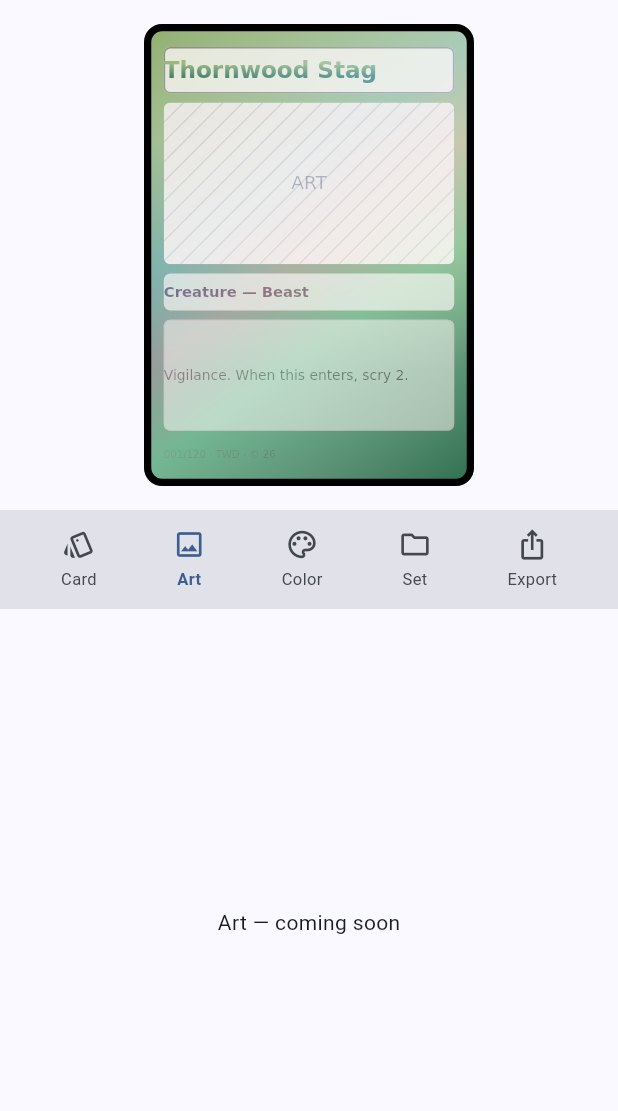
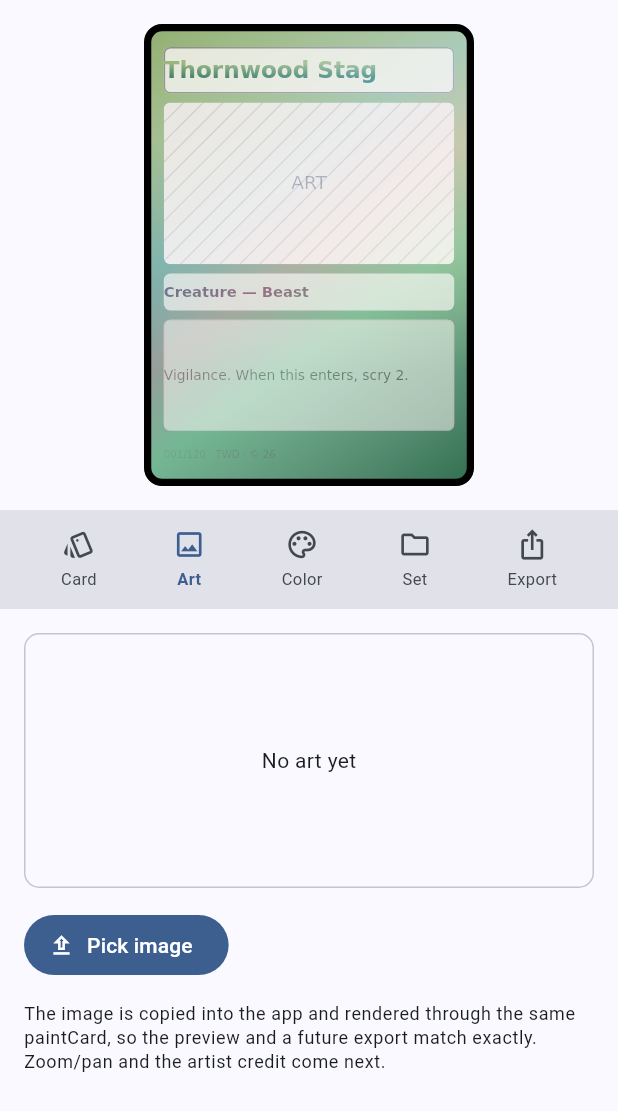
Before and after one commit to tionard/cardboardpress, a Flutter app: the CardEditorScreen widget shown alone on an empty page, opened directly, after a tap on "Art", on a phone screen of 412 x 824 dp. Shown: the top 1111 px of the screen. Run offline on Flutter 3.47's test engine with Material 3 defaults, Android fonts, the phone set to English and light mode, and no system bars; our stand-ins replace drift, drift_flutter, file_picker, flutter_riverpod; accounts and stored records are empty; generated files the repository leaves out were written again.

Commit message:
added image upload

```diff
--- /dev/null
+++ b/lib/data/image_store.dart
@@ -0,0 +1,39 @@
+// lib/data/image_store.dart
+//
+// Stores picked art as files in the app's documents directory and refers to
+// them by a generated id (the filename). Cards keep only the id in their JSON
+// content, so the database stays small and images live on disk.
+
+import 'dart:io';
+import 'dart:typed_data';
+
+import 'package:path/path.dart' as p;
+import 'package:path_provider/path_provider.dart';
+
+class ImageStore {
+  Future<Directory> _dir() async {
+    final base = await getApplicationDocumentsDirectory();
+    final dir = Directory(p.join(base.path, 'cardboardpress', 'images'));
+    if (!await dir.exists()) await dir.create(recursive: true);
+    return dir;
+  }
+
+  /// Write [bytes] and return the generated image id (filename).
+  Future<String> save(Uint8List bytes, {String ext = 'png'}) async {
+    final id = 'img_${DateTime.now().microsecondsSinceEpoch}.$ext';
+    final file = File(p.join((await _dir()).path, id));
+    await file.writeAsBytes(bytes, flush: true);
+    return id;
+  }
+
+  Future<Uint8List?> load(String id) async {
+    final file = File(p.join((await _dir()).path, id));
+    if (!await file.exists()) return null;
+    return file.readAsBytes();
+  }
+
+  Future<void> delete(String id) async {
+    final file = File(p.join((await _dir()).path, id));
+    if (await file.exists()) await file.delete();
+  }
+}
--- a/lib/features/card_editor/card_editor_screen.dart
+++ b/lib/features/card_editor/card_editor_screen.dart
@@ -1,20 +1,20 @@
 // lib/features/card_editor/card_editor_screen.dart
 //
-// Card Editor: preview + a category rail + a settings pane, arranged
-// responsively (side-by-side when wide, stacked when narrow). The "Card"
-// category is the content form — one debounced-autosave input per authorable
-// text field. Other categories are placeholders for upcoming work.
-//
-// Per flutter-conventions.md these are independent panes driven by a width
-// breakpoint, so the eventual phone slide-up dock vs tablet side-by-side is a
-// layout change, not a rewrite.
+// Card Editor: preview + category rail + settings, arranged responsively. The
+// "Card" category is the text content form; "Art" picks/removes the card's
+// artwork. Art images are decoded by this widget and handed to the renderer via
+// CardRefs.images — paintCard stays synchronous and never loads files itself.
 
 import 'dart:async';
+import 'dart:typed_data';
+import 'dart:ui' as ui;
 
+import 'package:file_picker/file_picker.dart';
 import 'package:flutter/material.dart';
 import 'package:flutter_riverpod/flutter_riverpod.dart';
 
 import '../../data/card_repository.dart';
+import '../../data/image_store.dart';
 import '../../model/card_model.dart';
 import '../../model/sample_card.dart';
 import '../../state/providers.dart';
@@ -32,7 +32,7 @@ class CardEditorScreen extends ConsumerWidget {
           orElse: () => const <TemplateEntry>[],
         );
     final templatesMap = ref.watch(templatesMapProvider);
-    final refs = CardRefs(palette: ref.watch(paletteMapProvider));
+    final palette = ref.watch(paletteMapProvider);
 
     return cardsAsync.when(
       loading: () => const Center(child: CircularProgressIndicator()),
@@ -47,15 +47,15 @@ class CardEditorScreen extends ConsumerWidget {
           card: card,
           templates: templates,
           templatesMap: templatesMap,
-          refs: refs,
+          palette: palette,
           repo: ref.read(cardRepositoryProvider),
+          imageStore: ref.read(imageStoreProvider),
         );
       },
     );
   }
 }
 
-// Rail categories (flutter-conventions.md §"Card Editor dock").
 enum _Cat { card, art, color, set, export }
 
 const _catLabels = {
@@ -77,16 +77,18 @@ class _CardEditorBody extends StatefulWidget {
   final CardEntry card;
   final List<TemplateEntry> templates;
   final Map<String, TemplateData> templatesMap;
-  final CardRefs refs;
+  final Map<String, ColorValue> palette;
   final CardRepository repo;
+  final ImageStore imageStore;
 
   const _CardEditorBody({
     super.key,
     required this.card,
     required this.templates,
     required this.templatesMap,
-    required this.refs,
+    required this.palette,
     required this.repo,
+    required this.imageStore,
   });
 
   @override
@@ -96,6 +98,7 @@ class _CardEditorBody extends StatefulWidget {
 class _CardEditorBodyState extends State<_CardEditorBody> {
   late CardEntry _working;
   final Map<String, TextEditingController> _controllers = {};
+  final Map<String, ui.Image> _images = {}; // imageId -> decoded image
   Timer? _saveTimer;
   _Cat _cat = _Cat.card;
 
@@ -103,19 +106,34 @@ class _CardEditorBodyState extends State<_CardEditorBody> {
   void initState() {
     super.initState();
     _working = widget.card;
+    _syncArtImages(); // decode any art the card already references
   }
 
   @override
   void dispose() {
     _saveTimer?.cancel();
-    widget.repo.save(_working); // flush latest edit
+    widget.repo.save(_working);
     for (final c in _controllers.values) {
       c.dispose();
     }
     super.dispose();
   }
 
-  // One controller per field id, created on demand and seeded from content.
+  TemplateData get _effective => _working.effectiveTemplate(widget.templatesMap);
+
+  List<FieldSpec> get _editableFields => _effective.fields
+      .where((f) => f.text != null && f.type != FieldType.footer)
+      .toList();
+
+  String? get _artFieldId {
+    for (final f in _effective.fields) {
+      if (f.type == FieldType.art) return f.id;
+    }
+    return null;
+  }
+
+  // ---- text content ----
+
   TextEditingController _controllerFor(FieldSpec f) {
     return _controllers.putIfAbsent(f.id, () {
       final c = TextEditingController(text: _working.content.text[f.id] ?? '');
@@ -126,10 +144,8 @@ class _CardEditorBodyState extends State<_CardEditorBody> {
 
   void _onFieldChanged(String fieldId, String value) {
     if ((_working.content.text[fieldId] ?? '') == value) return;
-    setState(() {
-      _working =
-          _working.copyWith(content: _working.content.withText(fieldId, value));
-    });
+    setState(() => _working =
+        _working.copyWith(content: _working.content.withText(fieldId, value)));
     _scheduleSave();
   }
 
@@ -145,17 +161,59 @@ class _CardEditorBodyState extends State<_CardEditorBody> {
     setState(() => _working =
         _working.copyWith(templateId: id, templateSnapshot: snapshot));
     widget.repo.save(_working);
+    _syncArtImages();
   }
 
-  TemplateData get _effective => _working.effectiveTemplate(widget.templatesMap);
+  // ---- art images ----
 
-  // Authorable text fields: text-bearing, excluding the derived Footer.
-  List<FieldSpec> get _editableFields => _effective.fields
-      .where((f) => f.text != null && f.type != FieldType.footer)
-      .toList();
+  Future<ui.Image> _decode(Uint8List bytes) async {
+    final codec = await ui.instantiateImageCodec(bytes);
+    final frame = await codec.getNextFrame();
+    return frame.image;
+  }
+
+  Future<void> _syncArtImages() async {
+    for (final imageId in _working.content.art.values) {
+      if (_images.containsKey(imageId)) continue;
+      final bytes = await widget.imageStore.load(imageId);
+      if (bytes == null) continue;
+      final img = await _decode(bytes);
+      if (!mounted) return;
+      setState(() => _images[imageId] = img);
+    }
+  }
+
+  Future<void> _pickArt(String artFieldId) async {
+    final result =
+        await FilePicker.pickFiles(type: FileType.image, withData: true);
+    if (result == null) return;
+    final file = result.files.first;
+    final bytes = file.bytes;
+    if (bytes == null) return;
+    final imageId = await widget.imageStore
+        .save(bytes, ext: (file.extension ?? 'png').toLowerCase());
+    final img = await _decode(bytes);
+    if (!mounted) return;
+    setState(() {
+      _images[imageId] = img;
+      _working = _working.copyWith(
+          content: _working.content.withArt(artFieldId, imageId));
+    });
+    widget.repo.save(_working);
+  }
+
+  void _removeArt(String artFieldId) {
+    setState(() => _working =
+        _working.copyWith(content: _working.content.withArt(artFieldId, null)));
+    widget.repo.save(_working);
+    // (The file is left on disk; orphan cleanup comes with Collection delete.)
+  }
+
+  // ---- layout ----
 
   @override
   Widget build(BuildContext context) {
+    final refs = CardRefs(palette: widget.palette, images: _images);
     final card = composeCard(_effective,
         content: _working.content, foil: _working.foil);
 
@@ -165,8 +223,7 @@ class _CardEditorBodyState extends State<_CardEditorBody> {
         final preview = Padding(
           padding: const EdgeInsets.all(16),
           child: Center(
-            child: CardPreview(
-                card: card, refs: widget.refs, width: wide ? 300 : 220),
+            child: CardPreview(card: card, refs: refs, width: wide ? 300 : 220),
           ),
         );
 
@@ -178,8 +235,7 @@ class _CardEditorBodyState extends State<_CardEditorBody> {
               _Rail(
                   vertical: true,
                   selected: _cat,
-                onSelect: (c) => setState(() => _cat = c),
-              ),
+                  onSelect: (c) => setState(() => _cat = c)),
               Expanded(
                 flex: 4,
                 child: Material(
@@ -197,8 +253,7 @@ class _CardEditorBodyState extends State<_CardEditorBody> {
             _Rail(
                 vertical: false,
                 selected: _cat,
-              onSelect: (c) => setState(() => _cat = c),
-            ),
+                onSelect: (c) => setState(() => _cat = c)),
             Expanded(child: _settings()),
           ],
         );
@@ -210,6 +265,8 @@ class _CardEditorBodyState extends State<_CardEditorBody> {
     switch (_cat) {
       case _Cat.card:
         return _cardSettings();
+      case _Cat.art:
+        return _artSettings();
       case _Cat.export:
         return _exportSettings();
       default:
@@ -254,8 +311,63 @@ class _CardEditorBodyState extends State<_CardEditorBody> {
         ],
         Text(
           'Each field autosaves as you type and the preview updates live. The '
-          'Footer is omitted — it shows values derived from the set and rarity, '
-          'which it will once those exist.',
+          'Footer is omitted — it shows values derived from the set and rarity.',
+          style: Theme.of(context).textTheme.bodySmall,
+        ),
+      ],
+    );
+  }
+
+  Widget _artSettings() {
+    final artId = _artFieldId;
+    if (artId == null) {
+      return const Center(child: Text('This template has no Art field.'));
+    }
+    final imageId = _working.content.art[artId];
+    final img = imageId == null ? null : _images[imageId];
+
+    return ListView(
+      padding: const EdgeInsets.all(16),
+      children: [
+        SizedBox(
+          height: 170,
+          width: double.infinity,
+          child: img != null
+              ? ClipRRect(
+                  borderRadius: BorderRadius.circular(10),
+                  child: RawImage(image: img, fit: BoxFit.cover),
+                )
+              : DecoratedBox(
+                  decoration: BoxDecoration(
+                    borderRadius: BorderRadius.circular(10),
+                    border: Border.all(
+                        color: Theme.of(context).colorScheme.outlineVariant),
+                  ),
+                  child: const Center(child: Text('No art yet')),
+                ),
+        ),
+        const SizedBox(height: 14),
+        Wrap(
+          spacing: 8,
+          children: [
+            FilledButton.icon(
+              onPressed: () => _pickArt(artId),
+              icon: const Icon(Icons.upload_outlined),
+              label: Text(imageId == null ? 'Pick image' : 'Replace image'),
+            ),
+            if (imageId != null)
+              OutlinedButton.icon(
+                onPressed: () => _removeArt(artId),
+                icon: const Icon(Icons.delete_outline),
+                label: const Text('Remove'),
+              ),
+          ],
+        ),
+        const SizedBox(height: 14),
+        Text(
+          'The image is copied into the app and rendered through the same '
+          'paintCard, so the preview and a future export match exactly. '
+          'Zoom/pan and the artist credit come next.',
           style: Theme.of(context).textTheme.bodySmall,
         ),
       ],
@@ -286,17 +398,13 @@ class _CardEditorBodyState extends State<_CardEditorBody> {
 String _fieldLabel(FieldType t) =>
     t.name[0].toUpperCase() + t.name.substring(1);
 
-// The category rail — vertical (wide) or horizontal (narrow).
 class _Rail extends StatelessWidget {
   final bool vertical;
   final _Cat selected;
   final ValueChanged<_Cat> onSelect;
 
-  const _Rail({
-    required this.vertical,
-    required this.selected,
-    required this.onSelect,
-  });
+  const _Rail(
+      {required this.vertical, required this.selected, required this.onSelect});
 
   @override
   Widget build(BuildContext context) {
@@ -311,23 +419,17 @@ class _Rail extends StatelessWidget {
           onTap: () => onSelect(c),
         ),
     ];
-
     if (vertical) {
       return Container(
         width: 84,
         color: scheme.surfaceContainerHighest,
         child: Column(
-          mainAxisAlignment: MainAxisAlignment.center,
-          children: tiles,
-        ),
+            mainAxisAlignment: MainAxisAlignment.center, children: tiles),
       );
     }
     return Container(
       color: scheme.surfaceContainerHighest,
-      child: Row(
-        mainAxisAlignment: MainAxisAlignment.spaceEvenly,
-        children: tiles,
-      ),
+      child: Row(mainAxisAlignment: MainAxisAlignment.spaceEvenly, children: tiles),
     );
   }
 }
@@ -339,17 +441,17 @@ class _RailTile extends StatelessWidget {
   final Color accent;
   final VoidCallback onTap;
 
-  const _RailTile({
-    required this.icon,
+  const _RailTile(
+      {required this.icon,
       required this.label,
       required this.selected,
       required this.accent,
-    required this.onTap,
-  });
+      required this.onTap});
 
   @override
   Widget build(BuildContext context) {
-    final color = selected ? accent : Theme.of(context).colorScheme.onSurfaceVariant;
+    final color =
+        selected ? accent : Theme.of(context).colorScheme.onSurfaceVariant;
     return InkWell(
       onTap: onTap,
       child: Padding(
@@ -363,7 +465,8 @@ class _RailTile extends StatelessWidget {
                 style: TextStyle(
                     color: color,
                     fontSize: 11,
-                    fontWeight: selected ? FontWeight.w600 : FontWeight.w400)),
+                    fontWeight:
+                        selected ? FontWeight.w600 : FontWeight.w400)),
           ],
         ),
       ),
--- a/lib/model/card_model.dart
+++ b/lib/model/card_model.dart
@@ -147,6 +147,7 @@ class CardData {
   final List<FieldSpec> fields;
   final FoilType foil;
   final Map<String, String> textContent; // fieldId -> text
+  final Map<String, String> artImageIds; // fieldId -> image id
 
   const CardData({
     this.widthInches = 2.5,
@@ -157,6 +158,7 @@ class CardData {
     required this.fields,
     this.foil = FoilType.none,
     this.textContent = const {},
+    this.artImageIds = const {},
   });
 }
 
@@ -168,11 +170,14 @@ class CardData {
 /// hands to `paintCard`. It keeps the renderer PURE — `paintCard` asks the
 /// resolver for a value and never sees a dangling reference or touches storage.
 class CardRefs {
-  /// Current palette: colour id -> live value. Built by the UI from the
-  /// palette provider; empty while still loading (snapshots cover that).
+  /// Current palette: colour id -> live value.
   final Map<String, ColorValue> palette;
 
-  const CardRefs({this.palette = const {}});
+  /// Decoded art images: image id -> ui.Image. Pre-decoded by the widget layer
+  /// (paintCard is synchronous, so it never loads/decodes images itself).
+  final Map<String, Image> images;
+
+  const CardRefs({this.palette = const {}, this.images = const {}});
 
   /// Live value if the referenced colour still exists, else the snapshot.
   ColorValue resolveColor(ColorRef ref) {
@@ -183,6 +188,10 @@ class CardRefs {
     }
     return ref.snapshot;
   }
+
+  /// The decoded image for [imageId], or null if absent / not yet loaded.
+  Image? resolveImage(String? imageId) =>
+      imageId == null ? null : images[imageId];
 }
 
 /// A palette entry as the UI/state layer sees it: identity + name + the colour
@@ -239,13 +248,25 @@ class TemplateEntry {
 /// text; art images, artist credit, stat values, etc. join later.
 class CardContent {
   final Map<String, String> text; // fieldId -> text value
+  final Map<String, String> art; // fieldId -> image id
 
-  const CardContent({this.text = const {}});
+  const CardContent({this.text = const {}, this.art = const {}});
 
   CardContent withText(String fieldId, String value) {
     final next = Map<String, String>.from(text);
     next[fieldId] = value;
-    return CardContent(text: next);
+    return CardContent(text: next, art: art);
+  }
+
+  /// Set (or clear, when [imageId] is null) the art image for a field.
+  CardContent withArt(String fieldId, String? imageId) {
+    final next = Map<String, String>.from(art);
+    if (imageId == null) {
+      next.remove(fieldId);
+    } else {
+      next[fieldId] = imageId;
+    }
+    return CardContent(text: text, art: next);
   }
 }
 
--- a/lib/model/sample_card.dart
+++ b/lib/model/sample_card.dart
@@ -113,6 +113,7 @@ CardData composeCard(
       fields: t.fields,
       foil: foil,
       textContent: content.text,
+      artImageIds: content.art,
     );
 
 /// Convenience used by the spike: Thornwood template + sample content.
--- a/lib/model/serialization.dart
+++ b/lib/model/serialization.dart
@@ -155,12 +155,15 @@ TemplateData templateFromJson(String s) =>
 Map<String, dynamic> cardContentToMap(CardContent c) => {
       'v': 1,
       'text': c.text,
+      'art': c.art,
     };
 
 CardContent cardContentFromMap(Map m) {
   final t = (m['text'] as Map?) ?? const {};
+  final a = (m['art'] as Map?) ?? const {};
   return CardContent(
     text: {for (final e in t.entries) e.key.toString(): '${e.value}'},
+    art: {for (final e in a.entries) e.key.toString(): '${e.value}'},
   );
 }
 
--- a/lib/rendering/paint_card.dart
+++ b/lib/rendering/paint_card.dart
@@ -15,6 +15,7 @@
 // If you ever find card-drawing logic living somewhere OTHER than here, that's
 // the bug this architecture exists to prevent.
 
+import 'dart:math' as math;
 import 'dart:ui' as ui;
 
 import '../model/card_model.dart';
@@ -77,8 +78,15 @@ void _paintField(
   final rrect = ui.RRect.fromRectAndRadius(rect, ui.Radius.circular(r));
 
   // Art has no background/outline — just its image (a placeholder here).
+  // Art: draw the resolved image (cover-fit, clipped) if present, else a
+  // placeholder. The image is resolved via refs — never loaded here.
   if (field.type == FieldType.art) {
-    _paintArtPlaceholder(canvas, rrect, size);
+    final img = refs.resolveImage(card.artImageIds[field.id]);
+    if (img != null) {
+      _paintArtImage(canvas, rrect, img);
+    } else {
+      _paintArtPlaceholder(canvas, rrect, size);
+    }
     return;
   }
 
@@ -104,7 +112,7 @@ void _paintField(
   }
 
   // 2.3 Content — text, drawn in its resolved colour (single or double).
-  //     (Rules rich-text + inline symbols come later.)
+  //     (Rules rich-text + inline symbols come later.) Keyed by field id.
   if (field.text != null) {
     final s = card.textContent[field.id] ?? '';
     if (s.isNotEmpty) {
@@ -268,6 +276,24 @@ void _paintFoil(
 // Art placeholder (temporary — real image picking comes later)
 // ---------------------------------------------------------------------------
 
+void _paintArtImage(ui.Canvas canvas, ui.RRect rrect, ui.Image img) {
+  final dst = rrect.outerRect;
+  // Cover-fit: scale so the image fills dst, centre-crop the overflow.
+  final iw = img.width.toDouble();
+  final ih = img.height.toDouble();
+  final scale = math.max(dst.width / iw, dst.height / ih);
+  final cropW = dst.width / scale;
+  final cropH = dst.height / scale;
+  final src = ui.Rect.fromLTWH(
+      (iw - cropW) / 2, (ih - cropH) / 2, cropW, cropH);
+
+  canvas.save();
+  canvas.clipRRect(rrect);
+  canvas.drawImageRect(
+      img, src, dst, ui.Paint()..filterQuality = ui.FilterQuality.medium);
+  canvas.restore();
+}
+
 void _paintArtPlaceholder(ui.Canvas canvas, ui.RRect rrect, ui.Size size) {
   final rect = rrect.outerRect;
   canvas.save();
--- a/lib/state/providers.dart
+++ b/lib/state/providers.dart
@@ -6,6 +6,7 @@
 import 'package:flutter_riverpod/flutter_riverpod.dart';
 
 import '../data/database.dart';
+import '../data/image_store.dart';
 import '../data/card_repository.dart';
 import '../data/palette_repository.dart';
 import '../data/template_repository.dart';
@@ -67,3 +68,6 @@ final cardRepositoryProvider = Provider<CardRepository>(
 final cardsProvider = StreamProvider<List<CardEntry>>(
   (ref) => ref.watch(cardRepositoryProvider).watch(),
 );
+
+/// Disk-backed store for picked art images.
+final imageStoreProvider = Provider<ImageStore>((ref) => ImageStore());
--- a/pubspec.yaml
+++ b/pubspec.yaml
@@ -37,6 +37,9 @@ dependencies:
   drift: ^2.34.0
   drift_flutter: ^0.3.0
   flutter_riverpod: ^3.3.2
+  file_picker: ^11.0.2
+  path_provider: ^2.1.6
+  path: ^1.9.1
 
 dev_dependencies:
   flutter_test:
```
Also changed, not shown: pubspec.lock. Lines whose indentation alone changed are shown as unchanged.
